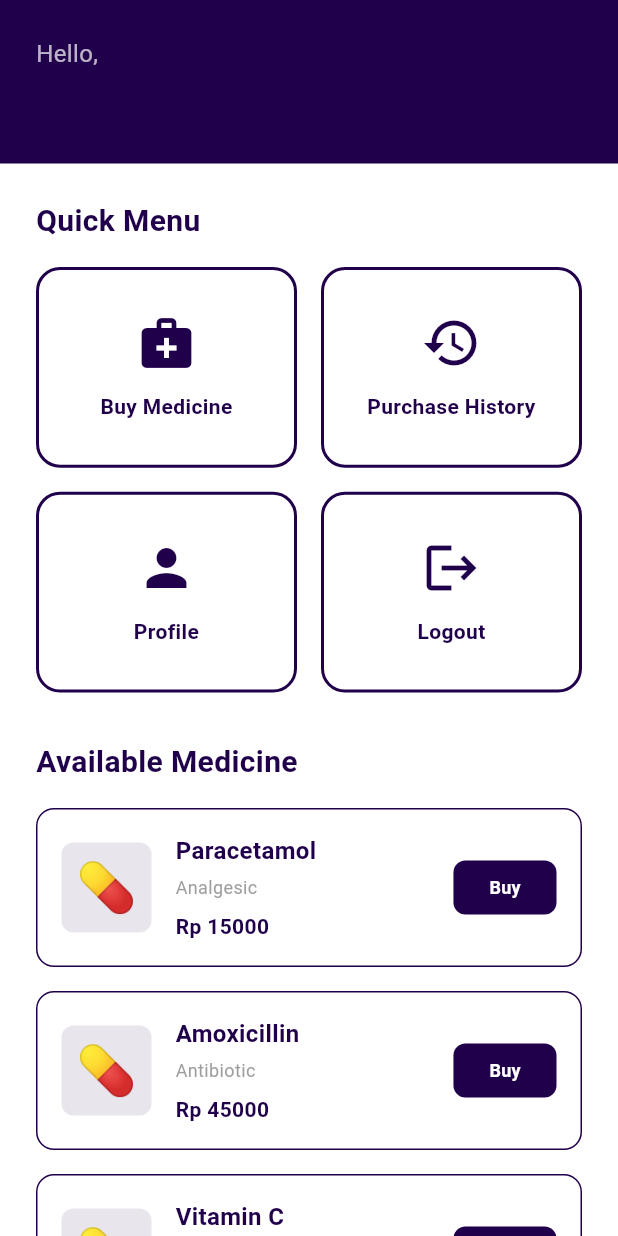
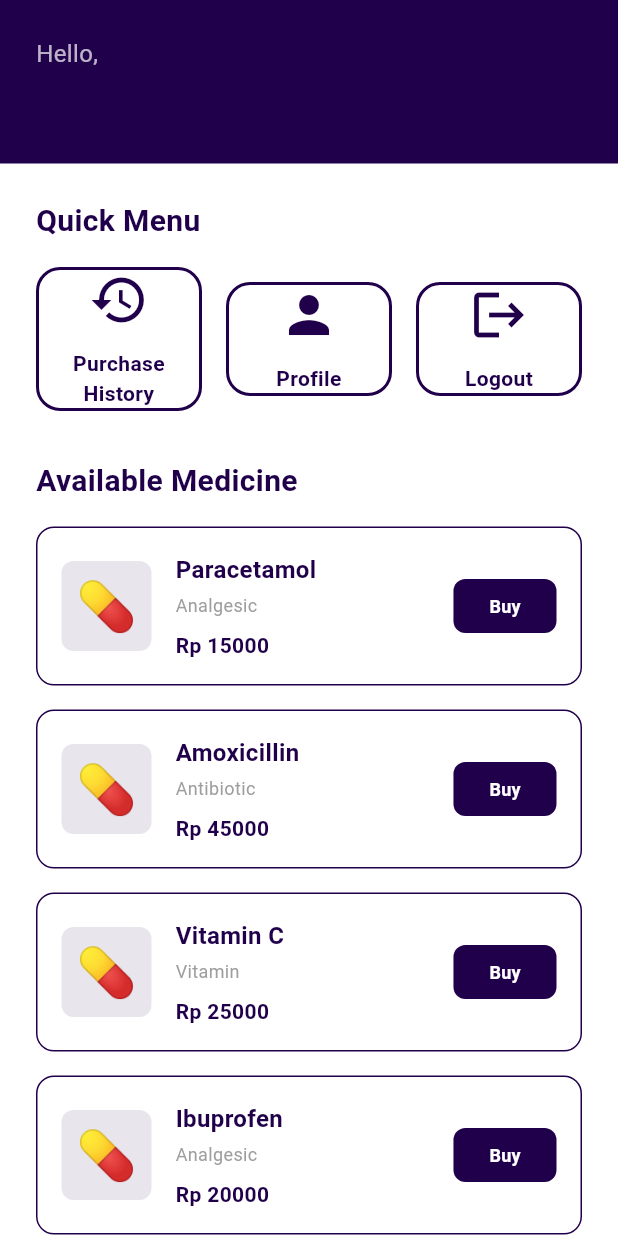
Before and after one commit to Rifat320277/utspam_c4_5a_0025, a Flutter app: the MainPage screen opened directly with empty values, on a phone screen of 412 x 824 dp. Run offline on Flutter 3.47's test engine with Material 3 defaults, Android fonts, the phone set to English and light mode, and no system bars; our stand-ins replace sqflite; accounts and stored records are empty.

Commit message:
Update app title and refactor menu layout in MainPage for improved UI

```diff
--- a/lib/main.dart
+++ b/lib/main.dart
@@ -11,7 +11,7 @@ class MyApp extends StatelessWidget {
   @override
   Widget build(BuildContext context) {
     return MaterialApp(
-      title: 'Pharmacy App',
+      title: 'Rif\'at Pharmacy',
       debugShowCheckedModeBanner: false,
       theme: ThemeData(
         primaryColor: const Color(0xFF21004B),
--- a/lib/pages/main_page.dart
+++ b/lib/pages/main_page.dart
@@ -57,31 +57,10 @@ class MainPage extends StatelessWidget {
                       ),
                     ),
                     const SizedBox(height: 16),
-                    GridView.count(
-                      shrinkWrap: true,
-                      physics: const NeverScrollableScrollPhysics(),
-                      crossAxisCount: 2,
-                      mainAxisSpacing: 16,
-                      crossAxisSpacing: 16,
-                      childAspectRatio: 1.3,
+                    Row(
                       children: [
-                        _buildMenuCard(
-                          context,
-                          icon: Icons.medical_services,
-                          title: 'Buy Medicine',
-                          onTap: () {
-                            Navigator.push(
-                              context,
-                              MaterialPageRoute(
-                                builder: (context) => PurchaseFormPage(
-                                  user: user,
-                                  medicine: null,
-                                ),
-                              ),
-                            );
-                          },
-                        ),
-                        _buildMenuCard(
+                        Expanded(
+                          child: _buildMenuCard(
                             context,
                             icon: Icons.history,
                             title: 'Purchase History',
@@ -95,7 +74,10 @@ class MainPage extends StatelessWidget {
                               );
                             },
                           ),
-                        _buildMenuCard(
+                        ),
+                        const SizedBox(width: 16),
+                        Expanded(
+                          child: _buildMenuCard(
                             context,
                             icon: Icons.person,
                             title: 'Profile',
@@ -108,7 +90,10 @@ class MainPage extends StatelessWidget {
                               );
                             },
                           ),
-                        _buildMenuCard(
+                        ),
+                        const SizedBox(width: 16),
+                        Expanded(
+                          child: _buildMenuCard(
                             context,
                             icon: Icons.logout,
                             title: 'Logout',
@@ -121,6 +106,7 @@ class MainPage extends StatelessWidget {
                                 (route) => false,
                               );
                             },
+                          ),
                         ),
                       ],
                     ),
```
Lines whose indentation alone changed are shown as unchanged.
